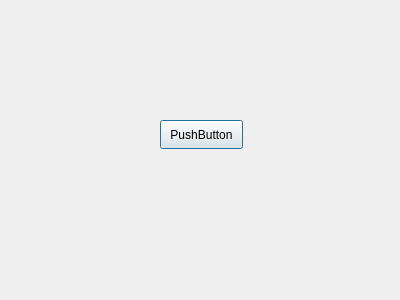
SaiSawant1/EliteBridgeAdmin, file elitebridge_ui_file/userwindow.ui: the form before one commit.
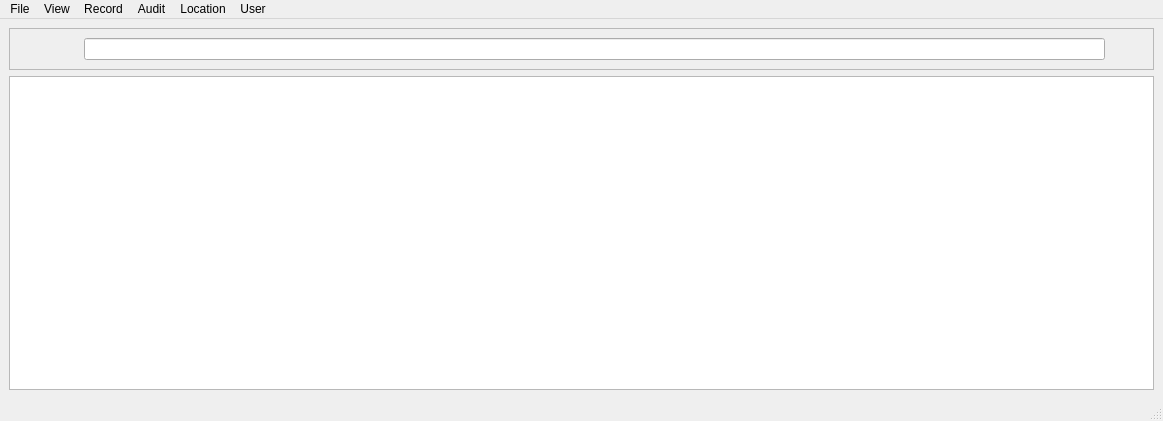
The form after the commit. Icons and pictures are not drawn.

Commit message: clickable label created

Patch:
```diff
--- a/elitebridge_ui_file/userwindow.ui
+++ b/elitebridge_ui_file/userwindow.ui
@@ -1,31 +1,167 @@
 <?xml version="1.0" encoding="UTF-8"?>
 <ui version="4.0">
- <class>UserWindow</class>
- <widget class="QDialog" name="UserWindow">
+ <class>userWindow</class>
+ <widget class="QMainWindow" name="userWindow">
   <property name="geometry">
    <rect>
     <x>0</x>
     <y>0</y>
-    <width>400</width>
-    <height>300</height>
+    <width>1163</width>
+    <height>421</height>
    </rect>
   </property>
   <property name="windowTitle">
    <string>Dialog</string>
   </property>
-  <widget class="QPushButton" name="pushButton">
+  <widget class="QWidget" name="centralwidget">
+   <layout class="QVBoxLayout" name="verticalLayout">
+    <item>
+     <widget class="QFrame" name="frame">
+      <property name="frameShape">
+       <enum>QFrame::StyledPanel</enum>
+      </property>
+      <property name="frameShadow">
+       <enum>QFrame::Raised</enum>
+      </property>
+      <layout class="QHBoxLayout" name="horizontalLayout">
+       <item>
+        <widget class="QLabel" name="label_7">
+         <property name="text">
+          <string/>
+         </property>
+         <property name="pixmap">
+          <pixmap>../build-elitebridge_ui_file-Desktop_Qt_6_5_0_MinGW_64_bit-Debug/img/auxfiled.png</pixmap>
+         </property>
+        </widget>
+       </item>
+       <item>
+        <widget class="QLabel" name="label_6">
+         <property name="text">
+          <string/>
+         </property>
+         <property name="pixmap">
+          <pixmap>../build-elitebridge_ui_file-Desktop_Qt_6_5_0_MinGW_64_bit-Debug/img/jobgroup.png</pixmap>
+         </property>
+        </widget>
+       </item>
+       <item>
+        <widget class="QLabel" name="label_5">
+         <property name="text">
+          <string/>
+         </property>
+         <property name="pixmap">
+          <pixmap>../build-elitebridge_ui_file-Desktop_Qt_6_5_0_MinGW_64_bit-Debug/img/save.png</pixmap>
+         </property>
+        </widget>
+       </item>
+       <item>
+        <widget class="QLabel" name="label_4">
+         <property name="text">
+          <string/>
+         </property>
+         <property name="pixmap">
+          <pixmap>../build-elitebridge_ui_file-Desktop_Qt_6_5_0_MinGW_64_bit-Debug/img/undo.png</pixmap>
+         </property>
+        </widget>
+       </item>
+       <item>
+        <widget class="QLabel" name="label_2">
+         <property name="text">
+          <string/>
+         </property>
+         <property name="pixmap">
+          <pixmap>../build-elitebridge_ui_file-Desktop_Qt_6_5_0_MinGW_64_bit-Debug/img/db.png</pixmap>
+         </property>
+        </widget>
+       </item>
+       <item>
+        <widget class="QLineEdit" name="lineEdit"/>
+       </item>
+       <item>
+        <widget class="QLabel" name="label_3">
+         <property name="text">
+          <string/>
+         </property>
+         <property name="pixmap">
+          <pixmap>../build-elitebridge_ui_file-Desktop_Qt_6_5_0_MinGW_64_bit-Debug/img/search.png</pixmap>
+         </property>
+        </widget>
+       </item>
+       <item>
+        <widget class="QLabel" name="label">
+         <property name="text">
+          <string/>
+         </property>
+         <property name="pixmap">
+          <pixmap>../build-elitebridge_ui_file-Desktop_Qt_6_5_0_MinGW_64_bit-Debug/img/delete.png</pixmap>
+         </property>
+        </widget>
+       </item>
+       <item>
+        <widget class="QLabel" name="label_9">
+         <property name="text">
+          <string/>
+         </property>
+         <property name="pixmap">
+          <pixmap>../build-elitebridge_ui_file-Desktop_Qt_6_5_0_MinGW_64_bit-Debug/img/exit.png</pixmap>
+         </property>
+        </widget>
+       </item>
+      </layout>
+     </widget>
+    </item>
+    <item>
+     <widget class="QTableWidget" name="tableWidget"/>
+    </item>
+   </layout>
+  </widget>
+  <widget class="QMenuBar" name="menubar">
    <property name="geometry">
     <rect>
-     <x>160</x>
-     <y>120</y>
-     <width>83</width>
-     <height>29</height>
+     <x>0</x>
+     <y>0</y>
+     <width>1163</width>
+     <height>25</height>
     </rect>
    </property>
-   <property name="text">
-    <string>PushButton</string>
-   </property>
+   <widget class="QMenu" name="menufile">
+    <property name="title">
+     <string>File</string>
+    </property>
+   </widget>
+   <widget class="QMenu" name="menuView">
+    <property name="title">
+     <string>View</string>
+    </property>
+   </widget>
+   <widget class="QMenu" name="menuRecord">
+    <property name="title">
+     <string>Record</string>
+    </property>
+   </widget>
+   <widget class="QMenu" name="menuAudit">
+    <property name="title">
+     <string>Audit</string>
+    </property>
+   </widget>
+   <widget class="QMenu" name="menuLocation">
+    <property name="title">
+     <string>Location</string>
+    </property>
+   </widget>
+   <widget class="QMenu" name="menuUser">
+    <property name="title">
+     <string>User</string>
+    </property>
+   </widget>
+   <addaction name="menufile"/>
+   <addaction name="menuView"/>
+   <addaction name="menuRecord"/>
+   <addaction name="menuAudit"/>
+   <addaction name="menuLocation"/>
+   <addaction name="menuUser"/>
   </widget>
+  <widget class="QStatusBar" name="statusbar"/>
  </widget>
  <resources/>
  <connections/>
```
Left out of the diff: 2 changed lines with no effect on the pictures. The commit also changes 104 other files.
